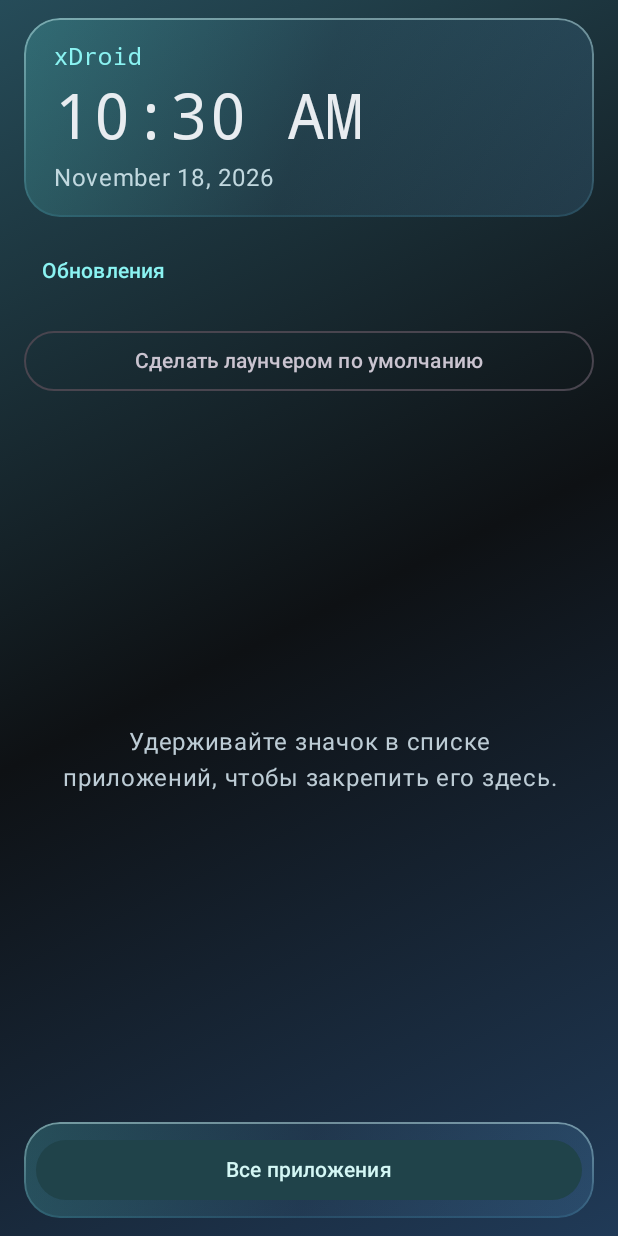
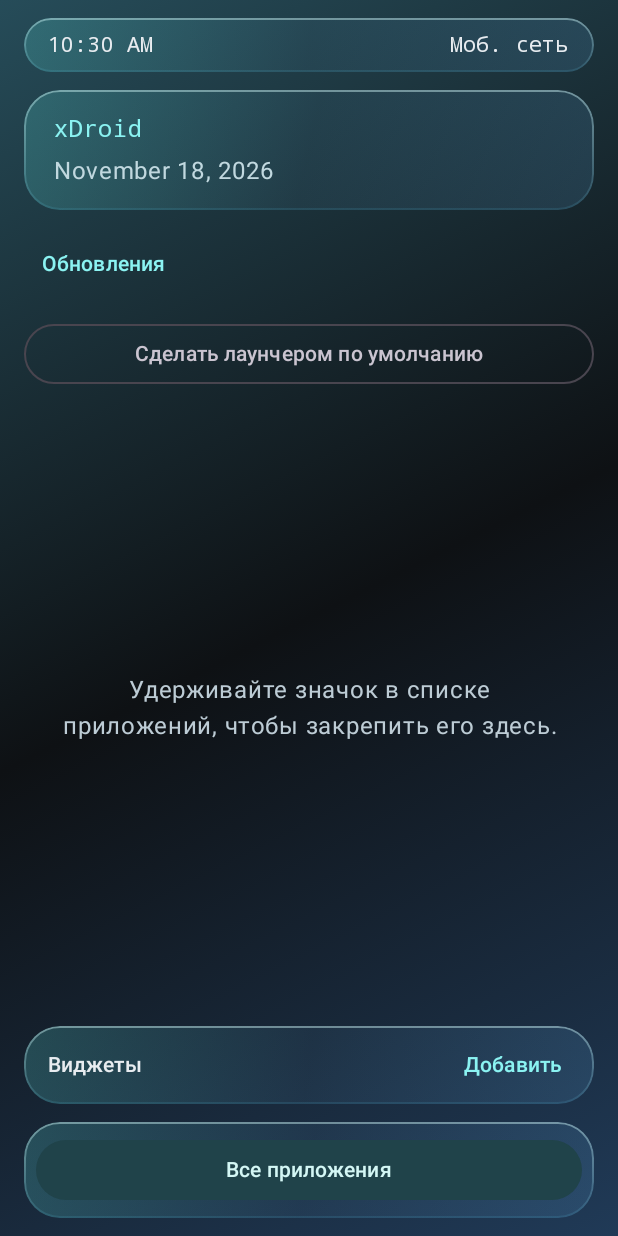
Before and after one commit to dozyFJ/xDroid-, an Android app built with Jetpack Compose: the screen it shows after launch (MainActivity), on a phone screen of 412 x 824 dp. Run offline under Robolectric (Android 15) with nearby library versions, the phone set to English and light mode, and no system bars.

Commit message:
Add launcher status bar and Android widget panel

```diff
--- a/app/build.gradle.kts
+++ b/app/build.gradle.kts
@@ -12,8 +12,8 @@ android {
         applicationId = "dev.dozyfj.xdroid"
         minSdk = 26
         targetSdk = 35
-        versionCode = 2
-        versionName = "0.1.1"
+        versionCode = 3
+        versionName = "0.1.2"
     }
 
     buildFeatures { compose = true }
--- a/app/src/main/AndroidManifest.xml
+++ b/app/src/main/AndroidManifest.xml
@@ -1,5 +1,6 @@
 <manifest xmlns:android="http://schemas.android.com/apk/res/android">
     <uses-permission android:name="android.permission.INTERNET" />
+    <uses-permission android:name="android.permission.ACCESS_NETWORK_STATE" />
     <uses-permission android:name="android.permission.REQUEST_INSTALL_PACKAGES" />
     <queries>
         <intent>
--- /dev/null
+++ b/app/src/main/java/dev/dozyfj/xdroid/HomeWidgets.kt
@@ -0,0 +1,193 @@
+package dev.dozyfj.xdroid
+
+import android.app.Activity
+import android.appwidget.AppWidgetHost
+import android.appwidget.AppWidgetManager
+import android.appwidget.AppWidgetProviderInfo
+import android.content.ActivityNotFoundException
+import android.content.Intent
+import android.os.Build
+import android.os.Bundle
+import android.widget.Toast
+import androidx.activity.ComponentActivity
+import androidx.activity.result.contract.ActivityResultContracts
+import androidx.compose.foundation.layout.*
+import androidx.compose.foundation.lazy.LazyColumn
+import androidx.compose.foundation.lazy.items
+import androidx.compose.material3.*
+import androidx.compose.runtime.*
+import androidx.compose.ui.Alignment
+import androidx.compose.ui.Modifier
+import androidx.compose.ui.res.stringResource
+import androidx.compose.ui.unit.dp
+import androidx.compose.ui.viewinterop.AndroidView
+
+private const val hostId = 1024
+private const val configureWidget = 170
+private const val invalidId = AppWidgetManager.INVALID_APPWIDGET_ID
+
+internal class HomeWidgets(private val activity: ComponentActivity, state: Bundle?) {
+    private val manager = AppWidgetManager.getInstance(activity)
+    private val host = AppWidgetHost(activity, hostId)
+    private val preferences = activity.getSharedPreferences("launcher", Activity.MODE_PRIVATE)
+    private var pendingId = state?.getInt("pending_widget", invalidId) ?: invalidId
+
+    var widgetId by mutableIntStateOf(preferences.getInt("home_widget", invalidId))
+        private set
+
+    private val bind = activity.registerForActivityResult(ActivityResultContracts.StartActivityForResult()) { result ->
+        if (result.resultCode == Activity.RESULT_OK) configureOrSave() else discardPending()
+    }
+
+    fun start() {
+        host.startListening()
+    }
+
+    fun stop() = host.stopListening()
+
+    fun save(state: Bundle) = state.putInt("pending_widget", pendingId)
+
+    fun providers(): List<AppWidgetProviderInfo> = manager.installedProviders
+        .sortedBy { it.loadLabel(activity.packageManager).lowercase() }
+
+    fun label(info: AppWidgetProviderInfo): String = info.loadLabel(activity.packageManager)
+
+    fun info(): AppWidgetProviderInfo? = manager.getAppWidgetInfo(widgetId)
+
+    fun add(info: AppWidgetProviderInfo) {
+        if (pendingId != invalidId) return
+        pendingId = host.allocateAppWidgetId()
+        try {
+            if (manager.bindAppWidgetIdIfAllowed(pendingId, info.profile, info.provider, null)) {
+                configureOrSave()
+            } else {
+                bind.launch(Intent(AppWidgetManager.ACTION_APPWIDGET_BIND).apply {
+                    putExtra(AppWidgetManager.EXTRA_APPWIDGET_ID, pendingId)
+                    putExtra(AppWidgetManager.EXTRA_APPWIDGET_PROVIDER, info.provider)
+                    putExtra(AppWidgetManager.EXTRA_APPWIDGET_PROVIDER_PROFILE, info.profile)
+                })
+            }
+        } catch (_: ActivityNotFoundException) {
+            fail()
+        } catch (_: SecurityException) {
+            fail()
+        }
+    }
+
+    private fun configureOrSave() {
+        if (pendingId == invalidId) return
+        val info = manager.getAppWidgetInfo(pendingId) ?: return fail()
+        val optional = Build.VERSION.SDK_INT >= 31 &&
+            (info.widgetFeatures and AppWidgetProviderInfo.WIDGET_FEATURE_CONFIGURATION_OPTIONAL) != 0
+        if (info.configure == null || optional) {
+            commitPending()
+            return
+        }
+        try {
+            host.startAppWidgetConfigureActivityForResult(activity, pendingId, 0, configureWidget, null)
+        } catch (_: ActivityNotFoundException) {
+            fail()
+        } catch (_: SecurityException) {
+            fail()
+        }
+    }
+
+    fun configurationResult(requestCode: Int, resultCode: Int) {
+        if (requestCode != configureWidget) return
+        if (resultCode == Activity.RESULT_OK) commitPending() else discardPending()
+    }
+
+    private fun commitPending() {
+        if (pendingId == invalidId) return
+        val previousId = widgetId
+        widgetId = pendingId
+        pendingId = invalidId
+        preferences.edit().putInt("home_widget", widgetId).apply()
+        if (previousId != invalidId) host.deleteAppWidgetId(previousId)
+    }
+
+    private fun discardPending() {
+        if (pendingId == invalidId) return
+        host.deleteAppWidgetId(pendingId)
+        pendingId = invalidId
+    }
+
+    private fun fail() {
+        discardPending()
+        Toast.makeText(activity, R.string.widget_failed, Toast.LENGTH_SHORT).show()
+    }
+
+    fun remove() {
+        if (widgetId == invalidId) return
+        host.deleteAppWidgetId(widgetId)
+        widgetId = invalidId
+        preferences.edit().remove("home_widget").apply()
+    }
+
+    fun view(info: AppWidgetProviderInfo) = host.createView(activity, widgetId, info)
+}
+
+@Composable
+internal fun WidgetPanel(widgets: HomeWidgets) {
+    var providers by remember { mutableStateOf<List<AppWidgetProviderInfo>?>(null) }
+    val id = widgets.widgetId
+    val info = widgets.info()
+
+    Column(Modifier.fillMaxWidth().glass().padding(horizontal = 8.dp, vertical = 2.dp)) {
+        Row(Modifier.fillMaxWidth(), verticalAlignment = Alignment.CenterVertically) {
+            Text(
+                info?.let(widgets::label) ?: stringResource(R.string.widgets),
+                modifier = Modifier.weight(1f).padding(start = 8.dp),
+                style = MaterialTheme.typography.labelLarge,
+                color = MaterialTheme.colorScheme.onSurface,
+            )
+            if (id != invalidId) {
+                TextButton(onClick = widgets::remove) { Text(stringResource(R.string.widget_remove)) }
+            }
+            TextButton(onClick = { providers = widgets.providers() }) {
+                Text(stringResource(if (info == null) R.string.widget_add else R.string.widget_change))
+            }
+        }
+
+        if (info != null) {
+            key(id) {
+                BoxWithConstraints(Modifier.fillMaxWidth().height(128.dp)) {
+                    val width = maxWidth.value.toInt()
+                    val height = maxHeight.value.toInt()
+                    AndroidView(
+                        factory = { widgets.view(info) },
+                        modifier = Modifier.fillMaxSize().padding(bottom = 4.dp),
+                        update = { view -> view.updateAppWidgetSize(null, width, height - 4, width, height - 4) },
+                    )
+                }
+            }
+        }
+    }
+
+    providers?.let { available ->
+        AlertDialog(
+            onDismissRequest = { providers = null },
+            title = { Text(stringResource(R.string.widget_pick)) },
+            text = {
+                if (available.isEmpty()) {
+                    Text(stringResource(R.string.widget_empty))
+                } else {
+                    LazyColumn(Modifier.heightIn(max = 320.dp)) {
+                        items(available) { provider ->
+                            TextButton(
+                                onClick = {
+                                    providers = null
+                                    widgets.add(provider)
+                                },
+                                modifier = Modifier.fillMaxWidth(),
+                            ) { Text(widgets.label(provider)) }
+                        }
+                    }
+                }
+            },
+            confirmButton = {
+                TextButton(onClick = { providers = null }) { Text(stringResource(R.string.cancel)) }
+            },
+        )
+    }
+}
--- /dev/null
+++ b/app/src/main/java/dev/dozyfj/xdroid/LauncherStatusBar.kt
@@ -0,0 +1,61 @@
+package dev.dozyfj.xdroid
+
+import android.content.Context
+import android.net.ConnectivityManager
+import android.net.NetworkCapabilities
+import android.os.BatteryManager
+import android.text.format.DateFormat
+import androidx.compose.foundation.layout.*
+import androidx.compose.material3.MaterialTheme
+import androidx.compose.material3.Text
+import androidx.compose.runtime.Composable
+import androidx.compose.runtime.getValue
+import androidx.compose.runtime.produceState
+import androidx.compose.ui.Alignment
+import androidx.compose.ui.Modifier
+import androidx.compose.ui.platform.LocalContext
+import androidx.compose.ui.res.stringResource
+import androidx.compose.ui.text.font.FontFamily
+import androidx.compose.ui.unit.dp
+import kotlinx.coroutines.delay
+import java.util.Date
+
+private data class Status(val time: String, val network: Int, val battery: Int?)
+
+@Composable
+internal fun LauncherStatusBar() {
+    val context = LocalContext.current
+    val status by produceState(readStatus(context), context) {
+        while (true) {
+            value = readStatus(context)
+            delay(15_000L - System.currentTimeMillis() % 15_000L)
+        }
+    }
+    Row(
+        Modifier.fillMaxWidth().glass().padding(horizontal = 16.dp, vertical = 8.dp),
+        verticalAlignment = Alignment.CenterVertically,
+        horizontalArrangement = Arrangement.spacedBy(12.dp),
+    ) {
+        val style = MaterialTheme.typography.labelLarge.copy(
+            fontFamily = FontFamily.Monospace,
+            color = MaterialTheme.colorScheme.onSurface,
+        )
+        Text(status.time, modifier = Modifier.weight(1f), style = style)
+        Text(stringResource(status.network), style = style)
+        status.battery?.let { Text(stringResource(R.string.status_battery, it), style = style) }
+    }
+}
+
+private fun readStatus(context: Context): Status {
+    val connectivity = context.getSystemService(ConnectivityManager::class.java)
+    val capabilities = connectivity.getNetworkCapabilities(connectivity.activeNetwork)
+    val network = when {
+        capabilities?.hasTransport(NetworkCapabilities.TRANSPORT_WIFI) == true -> R.string.status_wifi
+        capabilities?.hasTransport(NetworkCapabilities.TRANSPORT_CELLULAR) == true -> R.string.status_cellular
+        capabilities != null -> R.string.status_connected
+        else -> R.string.status_offline
+    }
+    val battery = context.getSystemService(BatteryManager::class.java)
+        .getIntProperty(BatteryManager.BATTERY_PROPERTY_CAPACITY).takeIf { it in 0..100 }
+    return Status(DateFormat.getTimeFormat(context).format(Date()), network, battery)
+}
--- a/app/src/main/java/dev/dozyfj/xdroid/MainActivity.kt
+++ b/app/src/main/java/dev/dozyfj/xdroid/MainActivity.kt
@@ -40,13 +40,14 @@ import androidx.compose.ui.text.font.FontFamily
 import androidx.compose.ui.text.style.TextAlign
 import androidx.compose.ui.text.style.TextOverflow
 import androidx.compose.ui.unit.dp
-import androidx.compose.ui.unit.sp
 import androidx.core.content.ContextCompat
+import androidx.core.view.WindowCompat
+import androidx.core.view.WindowInsetsCompat
+import androidx.core.view.WindowInsetsControllerCompat
 import androidx.core.graphics.drawable.toBitmap
 import androidx.lifecycle.lifecycleScope
 import kotlinx.coroutines.Dispatchers
 import kotlinx.coroutines.Job
-import kotlinx.coroutines.delay
 import kotlinx.coroutines.launch
 import kotlinx.coroutines.withContext
 import java.text.Collator
@@ -66,6 +67,8 @@ class MainActivity : ComponentActivity() {
     private var pinned by mutableStateOf<Set<String>>(emptySet())
     private var drawerOpen by mutableStateOf(false)
     private var isDefaultHome by mutableStateOf(false)
+    private lateinit var widgets: HomeWidgets
+
     private val updates by lazy { LauncherUpdates(this) }
     private var availableUpdate by mutableStateOf<UpdateRelease?>(null)
     private var preparedUpdate by mutableStateOf<android.net.Uri?>(null)
@@ -82,7 +85,9 @@ class MainActivity : ComponentActivity() {
 
     override fun onCreate(savedInstanceState: Bundle?) {
         super.onCreate(savedInstanceState)
+        widgets = HomeWidgets(this, savedInstanceState)
         enableEdgeToEdge(SystemBarStyle.dark(0), SystemBarStyle.dark(0))
+        hideStatusBar()
         pinned = preferences.getStringSet("pinned", emptySet()).orEmpty().toSet()
         ContextCompat.registerReceiver(
             this,
@@ -99,6 +104,7 @@ class MainActivity : ComponentActivity() {
         setContent {
             MaterialTheme(colorScheme = launcherColors) {
                 Launcher(
+                    widgets = widgets,
                     apps = apps,
                     pinned = pinned,
                     drawerOpen = drawerOpen,
@@ -118,6 +124,39 @@ class MainActivity : ComponentActivity() {
 
                 )
             }
+        }
+    }
+
+    override fun onStart() {
+        super.onStart()
+        widgets.start()
+    }
+
+    override fun onStop() {
+        widgets.stop()
+        super.onStop()
+    }
+
+    override fun onSaveInstanceState(outState: Bundle) {
+        widgets.save(outState)
+        super.onSaveInstanceState(outState)
+    }
+
+    @Deprecated("AppWidgetHost requires a request code for provider configuration")
+    override fun onActivityResult(requestCode: Int, resultCode: Int, data: Intent?) {
+        super.onActivityResult(requestCode, resultCode, data)
+        widgets.configurationResult(requestCode, resultCode)
+    }
+
+    override fun onWindowFocusChanged(hasFocus: Boolean) {
+        super.onWindowFocusChanged(hasFocus)
+        if (hasFocus) hideStatusBar()
+    }
+
+    private fun hideStatusBar() {
+        WindowCompat.getInsetsController(window, window.decorView).apply {
+            systemBarsBehavior = WindowInsetsControllerCompat.BEHAVIOR_SHOW_TRANSIENT_BARS_BY_SWIPE
+            hide(WindowInsetsCompat.Type.statusBars())
         }
     }
 
@@ -266,12 +305,13 @@ private val launcherColors = darkColorScheme(
 
 private val glassShape = RoundedCornerShape(24.dp)
 
-private fun Modifier.glass(): Modifier = clip(glassShape)
+internal fun Modifier.glass(): Modifier = clip(glassShape)
     .background(Brush.linearGradient(listOf(Color(0x385FE4DF), Color(0x1663A5CE), Color(0x30599DD0))))
     .border(1.dp, Brush.verticalGradient(listOf(Color(0x70D8FFFF), Color(0x224CBCDF))), glassShape)
 
 @Composable
 private fun Launcher(
+    widgets: HomeWidgets,
     apps: List<LauncherApp>,
     pinned: Set<String>,
     drawerOpen: Boolean,
@@ -302,6 +342,7 @@ private fun Launcher(
             .padding(horizontal = 16.dp, vertical = 12.dp),
         verticalArrangement = Arrangement.spacedBy(12.dp),
     ) {
+        LauncherStatusBar()
         if (drawerOpen) {
             OutlinedTextField(
                 value = query,
@@ -345,6 +386,8 @@ private fun Launcher(
             }
         }
 
+        if (!drawerOpen) WidgetPanel(widgets)
+
         Box(Modifier.fillMaxWidth().glass().padding(8.dp)) {
             FilledTonalButton(
                 onClick = { setDrawer(!drawerOpen) },
@@ -377,27 +420,12 @@ private fun Launcher(
 @Composable
 private fun ClockPanel() {
     val context = androidx.compose.ui.platform.LocalContext.current
-    val now by produceState(Date()) {
-        while (true) {
-            val timestamp = System.currentTimeMillis()
-            value = Date(timestamp)
-            delay(60_000L - timestamp % 60_000L)
-        }
-    }
-
     Column(
         Modifier.fillMaxWidth().glass().padding(horizontal = 20.dp, vertical = 14.dp),
         verticalArrangement = Arrangement.spacedBy(4.dp),
     ) {
         Text("xDroid", color = MaterialTheme.colorScheme.primary, fontFamily = FontFamily.Monospace)
-        Text(
-            DateFormat.getTimeFormat(context).format(now),
-            color = MaterialTheme.colorScheme.onSurface,
-            fontSize = 42.sp,
-            lineHeight = 48.sp,
-            fontFamily = FontFamily.Monospace,
-        )
-        Text(DateFormat.getLongDateFormat(context).format(now), color = Color(0xFFC1D8DF))
+        Text(DateFormat.getLongDateFormat(context).format(Date()), color = Color(0xFFC1D8DF))
     }
 }
 
--- a/app/src/main/res/values/strings.xml
+++ b/app/src/main/res/values/strings.xml
@@ -18,4 +18,16 @@
     <string name="update_downloading">Скачиваем обновление…</string>
     <string name="update_install">Установить обновление</string>
     <string name="update_allow">Разрешите установку обновлений для xDroid в настройках Android, затем снова нажмите «Установить обновление».</string>
+    <string name="widgets">Виджеты</string>
+    <string name="widget_add">Добавить</string>
+    <string name="widget_change">Заменить</string>
+    <string name="widget_remove">Убрать</string>
+    <string name="widget_pick">Выберите виджет</string>
+    <string name="widget_empty">Доступных виджетов нет</string>
+    <string name="widget_failed">Не удалось добавить виджет</string>
+    <string name="status_wifi">Wi‑Fi</string>
+    <string name="status_cellular">Моб. сеть</string>
+    <string name="status_connected">Сеть</string>
+    <string name="status_offline">Нет сети</string>
+    <string name="status_battery">%1$d%%</string>
 </resources>
```
